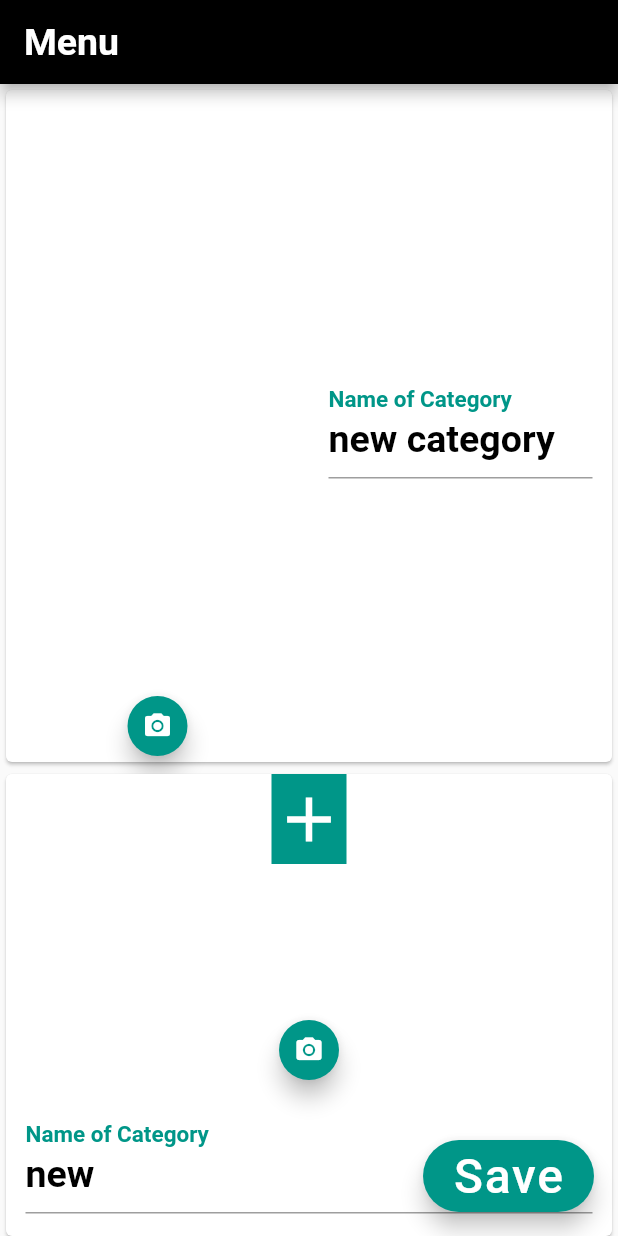
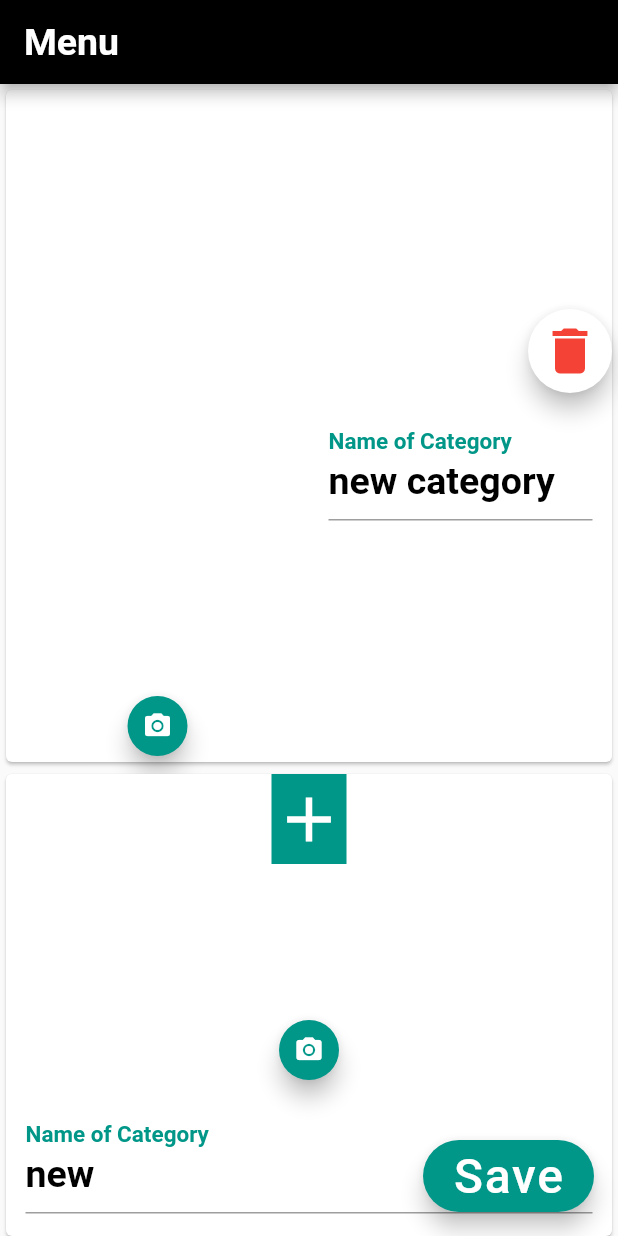
Before and after one commit to fayruozAtef/managerwebapp, a Flutter app: the Categories screen opened directly, after a tap on "Name of Category", on a phone screen of 412 x 824 dp. Run offline on Flutter 3.47's test engine with Material 2 defaults, Android fonts, the phone set to English and light mode, and no system bars; our stand-ins replace barcode_widget, cloud_firestore, file_picker, firebase_auth, firebase_core, firebase_storage and 2 more; missing offline and left inert: dart:html; accounts and stored records are empty.

Commit message:
edit to delete from menu and categories

```diff
--- a/lib/widgets/update_categories.dart
+++ b/lib/widgets/update_categories.dart
@@ -10,6 +10,9 @@ import 'package:uuid/uuid.dart';
 List listid=[];
 List imgList=[];
 List name=[];
+List color=[];
+List deleteElement=[];
+
 class Categories extends StatefulWidget {
   Categories({Key? key}) : super(key: key);
 
@@ -32,6 +35,7 @@ class _CategoriesState extends State<Categories> {
         listid.add(element.id);
         name.add(element.get('type'));
         imgList.add(element.get('imagepath'));
+        color.add(0);
       });
     });
   }
@@ -86,6 +90,7 @@ class _CategoriesState extends State<Categories> {
             children: [
              for(int i=0;i<name.length;i++)
                 Card(
+                  color: color[i]==0?Colors.white:Colors.black26,
                   child:InkWell(onTap: (){
                     Navigator.of(context).pushReplacement(
                         MaterialPageRoute(builder: (context)=>details(title: name[i])));
@@ -107,7 +112,26 @@ class _CategoriesState extends State<Categories> {
                             },
                           ),
                         ],)),
-                        Expanded(child: Container(
+                        Expanded(child:
+                            Column(children: [
+                              Align(
+                                alignment: Alignment.topRight,
+                                child:FloatingActionButton(
+                                  child:Icon(Icons.delete ,color:Colors.red,size:40,),
+                                  onPressed: (){
+                                    setState(() {
+                                      deleteElement.add(listid[i]);
+                                      name[i]='';
+                                      imgList[i]='';
+                                      listid[i]='';
+                                      color[i]=1;
+                                    });
+                                  },
+                                  backgroundColor:Colors.white,
+                                  mini:false,
+                                ),
+                              ),
+                              Container(
                                 height: 100,
                                 padding:EdgeInsets.all(13),
                                 child:TextFormField(
@@ -129,8 +153,10 @@ class _CategoriesState extends State<Categories> {
                                     ),
                                   ),
                                 ) ,
-                        ),),
-
+                              ),
+                            ],
+                            ),
+                        ),
                       ],
                     ),
                     ),
@@ -140,6 +166,7 @@ class _CategoriesState extends State<Categories> {
                   setState(() {
                   name.add('new category');
                   imgList.add('');
+                  color.add(0);
                   });
                 },
                   child: Column(
@@ -193,20 +220,9 @@ class _CategoriesState extends State<Categories> {
       ),
       ),
       floatingActionButton: buildNavigateButton(),
-            //buildNavigateButton2(),
     );
   }
-  /*Widget buildNavigateButton2()=>FloatingActionButton(
-  child: Icon(Icons.add, color: Colors.white, size: 20),
-  onPressed: () async{
-  setState(() {
-  name.add('new category');
-  imgList.add('');
-  });
-},
-backgroundColor: Colors.teal,
-mini: false,
-);*/
+
   Widget buildNavigateButton()=>FloatingActionButton.extended(
     backgroundColor: Colors.teal,
     onPressed: () {
@@ -222,6 +238,9 @@ mini: false,
             updateData(i, name, imgList);
           }
         }
+        for(int k=0;k<deleteElement.length;k++){
+          bff.doc(deleteElement[k]).delete();
+        }
       }
     },
     label: Text('Save',style:TextStyle(fontSize: 32)),
```
Also changed, not shown: lib/widgets/update_menu.dart (+44 -14 lines). Lines whose indentation alone changed are shown as unchanged.
